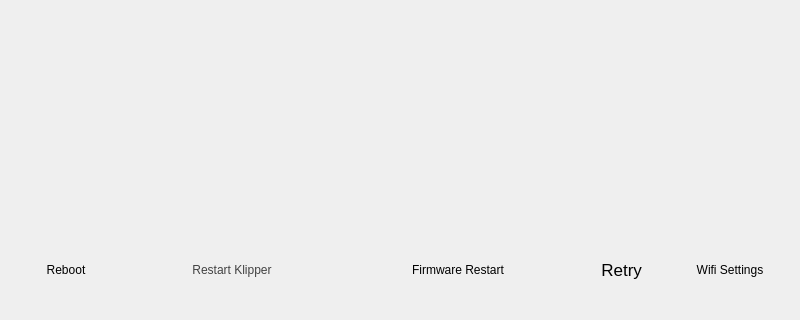
The window that BlocksScreen/lib/ui/connectionWindow.ui (BlocksTechnology/BlocksScreen) describes before a commit, drawn with Qt 5; both pictures show x 0 to 800 and y 160 to 480 of the 800 by 480 pixel window.
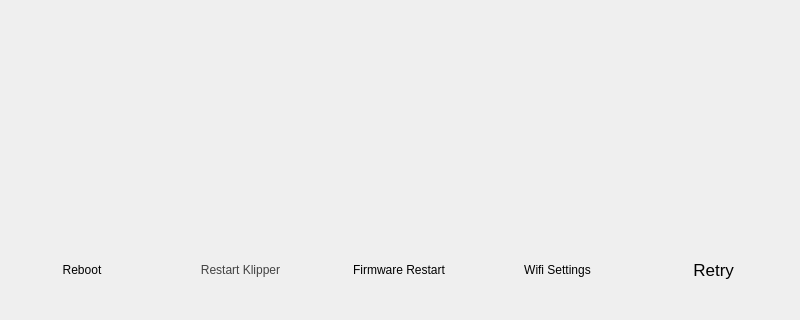
The same window after the commit. Icons and pictures are not drawn. Custom widgets are drawn as their Qt base class.

Commit message:
Refactor: change every button to Icon button
ADD: when printer shutdown message appears on conection page

The edit to the form file:
```diff
--- a/BlocksScreen/lib/ui/connectionWindow.ui
+++ b/BlocksScreen/lib/ui/connectionWindow.ui
@@ -144,13 +144,13 @@
       </property>
       <property name="minimumSize">
        <size>
-        <width>80</width>
+        <width>60</width>
         <height>80</height>
        </size>
       </property>
       <property name="maximumSize">
        <size>
-        <width>80</width>
+        <width>200</width>
         <height>80</height>
        </size>
       </property>
@@ -192,7 +192,7 @@
        <bool>true</bool>
       </property>
       <property name="icon_pixmap" stdset="0">
-       <pixmap resource="resources/icon_resources.qrc">:/system/media/btn_icons/restart_printer.svg</pixmap>
+       <pixmap resource="resources/icon_resources.qrc">:/system/media/btn_icons/reboot.svg</pixmap>
       </property>
       <property name="text_formatting" stdset="0">
        <string>bottom</string>
@@ -210,7 +210,7 @@
      </widget>
     </item>
     <item alignment="Qt::AlignVCenter">
-     <widget class="BlocksCustomButton" name="RestartKlipperButton">
+     <widget class="IconButton" name="RestartKlipperButton">
       <property name="sizePolicy">
        <sizepolicy hsizetype="MinimumExpanding" vsizetype="Fixed">
         <horstretch>0</horstretch>
@@ -219,14 +219,14 @@
       </property>
       <property name="minimumSize">
        <size>
-        <width>200</width>
-        <height>70</height>
+        <width>60</width>
+        <height>80</height>
        </size>
       </property>
       <property name="maximumSize">
        <size>
         <width>200</width>
-        <height>70</height>
+        <height>80</height>
        </size>
       </property>
       <property name="baseSize">
@@ -389,16 +389,26 @@
       <property name="flat">
        <bool>true</bool>
       </property>
-      <property name="button_type" stdset="0">
-       <string>normal</string>
-      </property>
       <property name="icon_pixmap" stdset="0">
        <pixmap resource="resources/icon_resources.qrc">:/system/media/btn_icons/restart_klipper.svg</pixmap>
       </property>
+      <property name="has_text" stdset="0">
+       <bool>true</bool>
+      </property>
+      <property name="text_formatting" stdset="0">
+       <string>bottom</string>
+      </property>
+      <property name="text_color" stdset="0">
+       <color>
+        <red>255</red>
+        <green>255</green>
+        <blue>255</blue>
+       </color>
+      </property>
      </widget>
     </item>
     <item alignment="Qt::AlignVCenter">
-     <widget class="BlocksCustomButton" name="FirmwareRestartButton">
+     <widget class="IconButton" name="FirmwareRestartButton">
       <property name="sizePolicy">
        <sizepolicy hsizetype="MinimumExpanding" vsizetype="Fixed">
         <horstretch>0</horstretch>
@@ -407,14 +417,14 @@
       </property>
       <property name="minimumSize">
        <size>
-        <width>200</width>
-        <height>70</height>
+        <width>60</width>
+        <height>80</height>
        </size>
       </property>
       <property name="maximumSize">
        <size>
         <width>200</width>
-        <height>70</height>
+        <height>80</height>
        </size>
       </property>
       <property name="baseSize">
@@ -454,18 +464,93 @@
       <property name="flat">
        <bool>true</bool>
       </property>
-      <property name="class" stdset="0">
-       <string>system_control_btn</string>
-      </property>
-      <property name="button_type" stdset="0">
-       <string>normal</string>
-      </property>
       <property name="icon_pixmap" stdset="0">
        <pixmap resource="resources/icon_resources.qrc">:/system/media/btn_icons/restart_firmware.svg</pixmap>
       </property>
+      <property name="has_text" stdset="0">
+       <bool>true</bool>
+      </property>
+      <property name="text_formatting" stdset="0">
+       <string>bottom</string>
+      </property>
+      <property name="text_color" stdset="0">
+       <color>
+        <red>255</red>
+        <green>255</green>
+        <blue>255</blue>
+       </color>
+      </property>
      </widget>
     </item>
-    <item alignment="Qt::AlignVCenter">
+    <item>
+     <widget class="IconButton" name="wifi_button">
+      <property name="sizePolicy">
+       <sizepolicy hsizetype="MinimumExpanding" vsizetype="Fixed">
+        <horstretch>0</horstretch>
+        <verstretch>0</verstretch>
+       </sizepolicy>
+      </property>
+      <property name="minimumSize">
+       <size>
+        <width>60</width>
+        <height>80</height>
+       </size>
+      </property>
+      <property name="maximumSize">
+       <size>
+        <width>200</width>
+        <height>80</height>
+       </size>
+      </property>
+      <property name="baseSize">
+       <size>
+        <width>80</width>
+        <height>80</height>
+       </size>
+      </property>
+      <property name="tabletTracking">
+       <bool>true</bool>
+      </property>
+      <property name="focusPolicy">
+       <enum>Qt::NoFocus</enum>
+      </property>
+      <property name="contextMenuPolicy">
+       <enum>Qt::NoContextMenu</enum>
+      </property>
+      <property name="autoFillBackground">
+       <bool>false</bool>
+      </property>
+      <property name="text">
+       <string>Wifi Settings</string>
+      </property>
+      <property name="icon">
+       <iconset>
+        <normaloff>:/system_icons/media/btn_icons/retry_connection.svg</normaloff>:/system_icons/media/btn_icons/retry_connection.svg</iconset>
+      </property>
+      <property name="autoDefault">
+       <bool>false</bool>
+      </property>
+      <property name="default">
+       <bool>false</bool>
+      </property>
+      <property name="flat">
+       <bool>true</bool>
+      </property>
+      <property name="class" stdset="0">
+       <string>system_control_btn</string>
+      </property>
+      <property name="icon_pixmap" stdset="0">
+       <pixmap resource="resources/icon_resources.qrc">:/network/media/btn_icons/wifi_config.svg</pixmap>
+      </property>
+      <property name="has_text" stdset="0">
+       <bool>true</bool>
+      </property>
+      <property name="text_formatting" stdset="0">
+       <string>bottom</string>
+      </property>
+     </widget>
+    </item>
+    <item>
      <widget class="IconButton" name="RetryConnectionButton">
       <property name="sizePolicy">
        <sizepolicy hsizetype="MinimumExpanding" vsizetype="Fixed">
@@ -475,13 +560,13 @@
       </property>
       <property name="minimumSize">
        <size>
-        <width>80</width>
+        <width>60</width>
         <height>80</height>
        </size>
       </property>
       <property name="maximumSize">
        <size>
-        <width>80</width>
+        <width>200</width>
         <height>80</height>
        </size>
       </property>
@@ -564,71 +649,6 @@
       </property>
      </widget>
     </item>
-    <item alignment="Qt::AlignVCenter">
-     <widget class="IconButton" name="wifi_button">
-      <property name="sizePolicy">
-       <sizepolicy hsizetype="MinimumExpanding" vsizetype="Fixed">
-        <horstretch>0</horstretch>
-        <verstretch>0</verstretch>
-       </sizepolicy>
-      </property>
-      <property name="minimumSize">
-       <size>
-        <width>80</width>
-        <height>80</height>
-       </size>
-      </property>
-      <property name="maximumSize">
-       <size>
-        <width>80</width>
-        <height>80</height>
-       </size>
-      </property>
-      <property name="baseSize">
-       <size>
-        <width>80</width>
-        <height>80</height>
-       </size>
-      </property>
-      <property name="tabletTracking">
-       <bool>true</bool>
-      </property>
-      <property name="focusPolicy">
-       <enum>Qt::NoFocus</enum>
-      </property>
-      <property name="contextMenuPolicy">
-       <enum>Qt::NoContextMenu</enum>
-      </property>
-      <property name="autoFillBackground">
-       <bool>false</bool>
-      </property>
-      <property name="text">
-       <string>Wifi Settings</string>
-      </property>
-      <property name="icon">
-       <iconset>
-        <normaloff>:/system_icons/media/btn_icons/retry_connection.svg</normaloff>:/system_icons/media/btn_icons/retry_connection.svg</iconset>
-      </property>
-      <property name="autoDefault">
-       <bool>false</bool>
-      </property>
-      <property name="default">
-       <bool>false</bool>
-      </property>
-      <property name="flat">
-       <bool>true</bool>
-      </property>
-      <property name="class" stdset="0">
-       <string>system_control_btn</string>
-      </property>
-      <property name="icon_pixmap" stdset="0">
-       <pixmap resource="resources/icon_resources.qrc">:/network/media/btn_icons/wifi_config.svg</pixmap>
-      </property>
-      <property name="has_text" stdset="0">
-       <bool>false</bool>
-      </property>
-     </widget>
-    </item>
    </layout>
   </widget>
   <widget class="QFrame" name="cw_Frame">
@@ -668,6 +688,22 @@
     <enum>QFrame::Raised</enum>
    </property>
    <layout class="QVBoxLayout" name="verticalLayout">
+    <item>
+     <spacer name="verticalSpacer">
+      <property name="orientation">
+       <enum>Qt::Vertical</enum>
+      </property>
+      <property name="sizeType">
+       <enum>QSizePolicy::Minimum</enum>
+      </property>
+      <property name="sizeHint" stdset="0">
+       <size>
+        <width>20</width>
+        <height>60</height>
+       </size>
+      </property>
+     </spacer>
+    </item>
     <item>
      <widget class="QLabel" name="connectionTextBox">
       <property name="sizePolicy">
@@ -703,6 +739,15 @@
            </color>
           </brush>
          </colorrole>
+         <colorrole role="ButtonText">
+          <brush brushstyle="SolidPattern">
+           <color alpha="255">
+            <red>255</red>
+            <green>255</green>
+            <blue>255</blue>
+           </color>
+          </brush>
+         </colorrole>
         </active>
         <inactive>
          <colorrole role="WindowText">
@@ -723,23 +768,41 @@
            </color>
           </brush>
          </colorrole>
+         <colorrole role="ButtonText">
+          <brush brushstyle="SolidPattern">
+           <color alpha="255">
+            <red>255</red>
+            <green>255</green>
+            <blue>255</blue>
+           </color>
+          </brush>
+         </colorrole>
         </inactive>
         <disabled>
          <colorrole role="WindowText">
           <brush brushstyle="SolidPattern">
            <color alpha="255">
-            <red>120</red>
-            <green>120</green>
-            <blue>120</blue>
+            <red>255</red>
+            <green>255</green>
+            <blue>255</blue>
            </color>
           </brush>
          </colorrole>
          <colorrole role="Text">
           <brush brushstyle="SolidPattern">
            <color alpha="255">
-            <red>120</red>
-            <green>120</green>
-            <blue>120</blue>
+            <red>255</red>
+            <green>255</green>
+            <blue>255</blue>
+           </color>
+          </brush>
+         </colorrole>
+         <colorrole role="ButtonText">
+          <brush brushstyle="SolidPattern">
+           <color alpha="255">
+            <red>255</red>
+            <green>255</green>
+            <blue>255</blue>
            </color>
           </brush>
          </colorrole>
@@ -749,22 +812,23 @@
       <property name="font">
        <font>
         <family>Momcake</family>
-        <pointsize>18</pointsize>
+        <pointsize>17</pointsize>
+        <weight>75</weight>
         <italic>false</italic>
+        <bold>true</bold>
        </font>
       </property>
       <property name="styleSheet">
-       <string notr="true">#QLabel{font-color: rgb(255,255,255,255);}
-</string>
+       <string notr="true">color:white</string>
       </property>
       <property name="text">
        <string/>
       </property>
       <property name="textFormat">
-       <enum>Qt::PlainText</enum>
+       <enum>Qt::AutoText</enum>
       </property>
       <property name="scaledContents">
-       <bool>true</bool>
+       <bool>false</bool>
       </property>
       <property name="alignment">
        <set>Qt::AlignCenter</set>
@@ -781,11 +845,6 @@
   </widget>
  </widget>
  <customwidgets>
-  <customwidget>
-   <class>BlocksCustomButton</class>
-   <extends>QPushButton</extends>
-   <header location="global">lib.utils.blocks_button</header>
-  </customwidget>
   <customwidget>
    <class>IconButton</class>
    <extends>QPushButton</extends>
```
Left out of the diff: 3 changed lines with no effect on the pictures. The commit also changes 4 other files.
